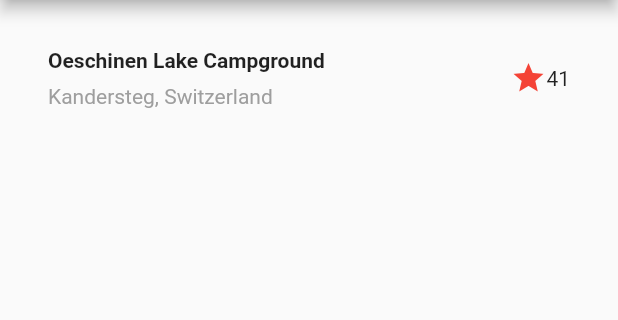
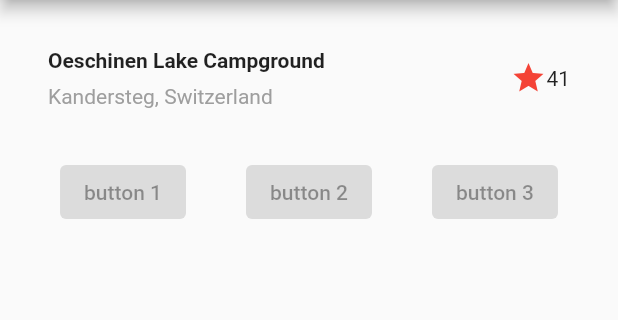
Before and after one commit to dercio-sinione/FlutterTutorial, a Flutter app: the screen it shows after launch, on a phone screen of 412 x 824 dp, the part 84-404 px from its top. Run offline on Flutter 3.47's test engine with Material 2 defaults, Android fonts, the phone set to English and light mode, and no system bars.

Commit message:
Button Section

```diff
--- a/lib/buttonSection.dart
+++ b/lib/buttonSection.dart
@@ -1 +1,19 @@
 import 'package:flutter/material.dart';
+
+class ButtonSection extends StatelessWidget {
+  const ButtonSection({Key? key}) : super(key: key);
+
+  @override
+  Widget build(BuildContext context) {
+    return Container(
+      child: Row(
+        mainAxisAlignment: MainAxisAlignment.spaceEvenly,
+        children: [
+          ElevatedButton(onPressed: null, child: Text('button 1')),
+          ElevatedButton(onPressed: null, child: Text('button 2')),
+          ElevatedButton(onPressed: null, child: Text('button 3')),
+        ],
+      ),
+    );
+  }
+}
--- a/lib/main.dart
+++ b/lib/main.dart
@@ -1,6 +1,7 @@
 import 'package:flutter/material.dart';
 
 import 'package:flutterwidgets/titleSection.dart';
+import 'package:flutterwidgets/buttonSection.dart';
 
 void main() => runApp(MyApp());
 
@@ -16,7 +17,10 @@ class MyApp extends StatelessWidget {
             title: Text("Flutter Tutorial"),
           ),
           body: Column(
-            children: [titleSection()],
+            children: [
+              titleSection(),
+              ButtonSection(),
+            ],
           ),
         ));
   }
```
